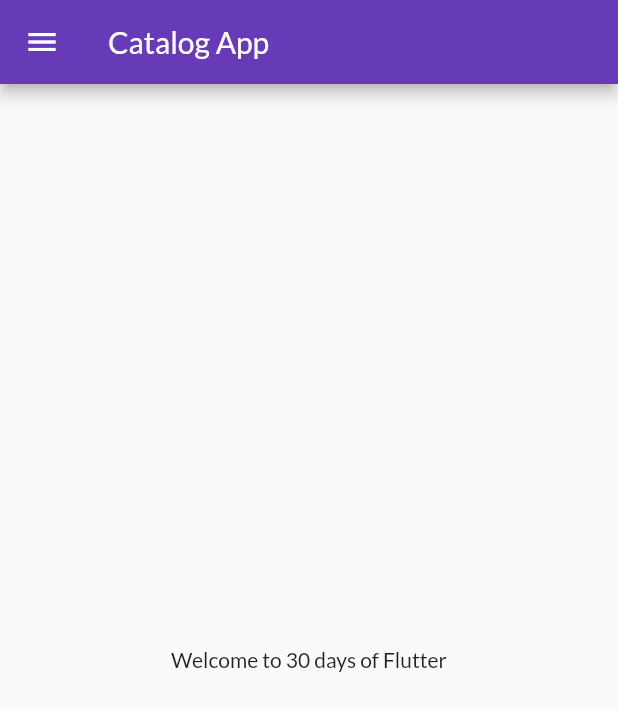
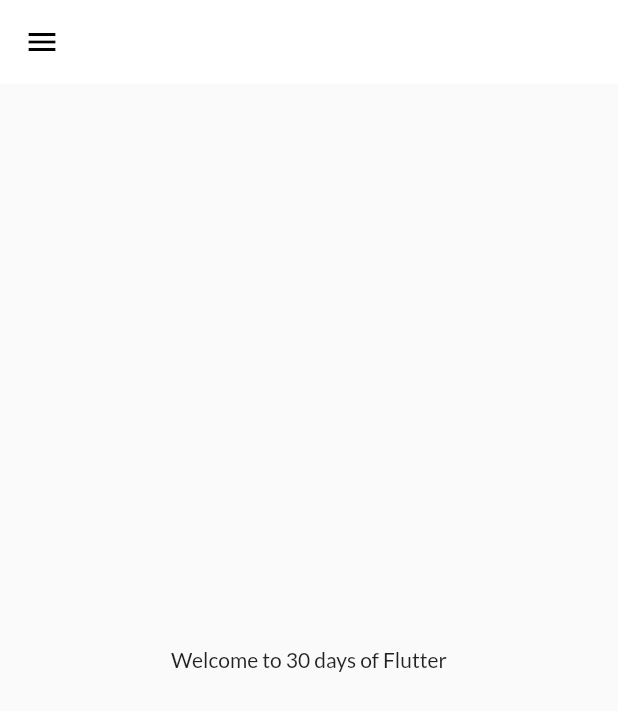
Before and after one commit to Z4nitsu/30DaysOfFlutter, a Flutter app: the screen it shows after launch, on a phone screen of 412 x 824 dp. Shown: the top 711 px of the screen. Run offline on Flutter 3.47's test engine with Material 2 defaults, Android fonts, the phone set to English and light mode, and no system bars; our stand-ins replace google_fonts.

Commit message:
themes extracted

```diff
--- a/lib/main.dart
+++ b/lib/main.dart
@@ -2,7 +2,7 @@ import 'package:flutter/material.dart';
 import 'package:flutter_catalog/pages/home_page.dart';
 import 'package:flutter_catalog/pages/login_page.dart';
 import 'package:flutter_catalog/utils/routes.dart';
-import 'package:google_fonts/google_fonts.dart';
+import 'package:flutter_catalog/widgets/themes.dart';
 
 void main() {
   runApp(MyApp());
@@ -15,12 +15,8 @@ class MyApp extends StatelessWidget {
   Widget build(BuildContext context) {
     return MaterialApp(
       themeMode: ThemeMode.light,
-      theme: ThemeData(
-          primarySwatch: Colors.deepPurple,
-          fontFamily: GoogleFonts.lato().fontFamily),
-      darkTheme: ThemeData(
-        brightness: Brightness.dark,
-      ),
+      theme: MyTheme.lightTheme(context),
+      darkTheme: MyTheme.darkTheme(context),
       debugShowCheckedModeBanner: false,
       initialRoute: MyRoutes.homeRoute,
       routes: {
--- /dev/null
+++ b/lib/widgets/themes.dart
@@ -0,0 +1,15 @@
+import 'package:flutter/material.dart';
+import 'package:google_fonts/google_fonts.dart';
+
+class MyTheme {
+  static ThemeData lightTheme(BuildContext context) => ThemeData(
+      primarySwatch: Colors.deepPurple,
+      fontFamily: GoogleFonts.lato().fontFamily,
+      appBarTheme: AppBarTheme(
+        color: Colors.white,
+        elevation: 0.0,
+        iconTheme: IconThemeData(color: Colors.black),
+      ));
+  static ThemeData darkTheme(BuildContext context) =>
+      ThemeData(brightness: Brightness.dark);
+}
```
Also changed, not shown: lib/pages/home_page.dart (indentation only).
